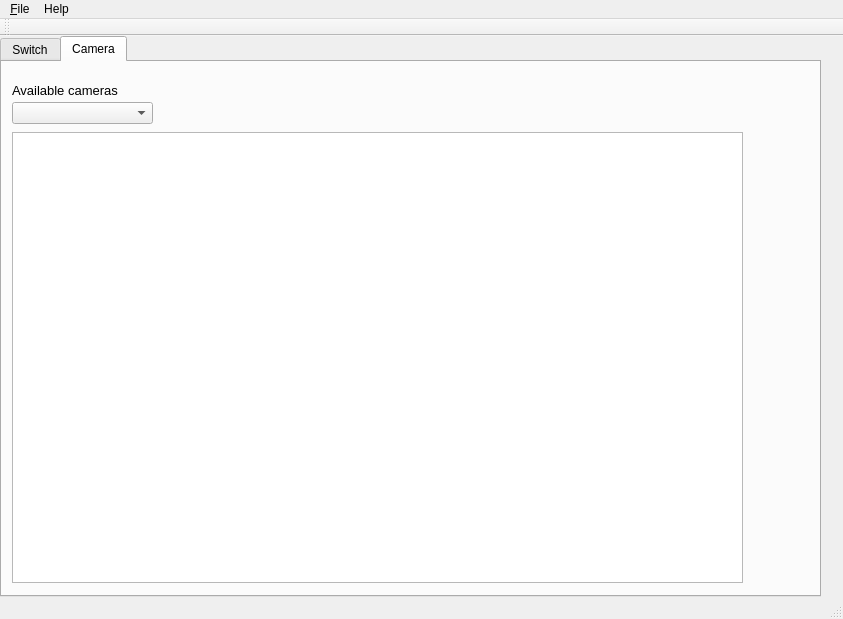
Before: the Qt Designer form clientapps/SensorTest/mainwindow.ui in keigezellig/fruitHAP, drawn with Qt 5.
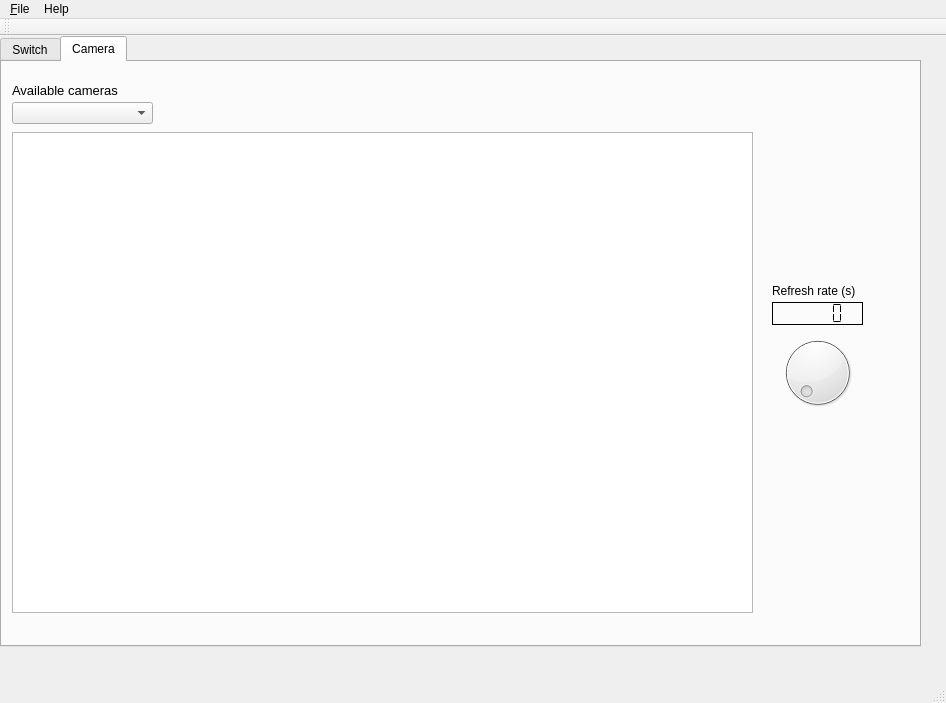
After: the same form once the commit is applied.

Commit message: Added refresh timer for the camera

The edit to the form file:
```diff
--- a/clientapps/SensorTest/mainwindow.ui
+++ b/clientapps/SensorTest/mainwindow.ui
@@ -6,8 +6,8 @@
    <rect>
     <x>0</x>
     <y>0</y>
-    <width>843</width>
-    <height>619</height>
+    <width>946</width>
+    <height>703</height>
    </rect>
   </property>
   <property name="windowTitle">
@@ -25,8 +25,8 @@
      <rect>
       <x>0</x>
       <y>0</y>
-      <width>821</width>
-      <height>561</height>
+      <width>921</width>
+      <height>611</height>
      </rect>
     </property>
     <property name="tabShape">
@@ -161,11 +161,80 @@
        <rect>
         <x>10</x>
         <y>70</y>
-        <width>731</width>
-        <height>451</height>
+        <width>741</width>
+        <height>481</height>
        </rect>
       </property>
      </widget>
+     <widget class="QDial" name="dialRefreshrate">
+      <property name="geometry">
+       <rect>
+        <x>760</x>
+        <y>270</y>
+        <width>111</width>
+        <height>81</height>
+       </rect>
+      </property>
+      <property name="maximum">
+       <number>10000</number>
+      </property>
+      <property name="singleStep">
+       <number>500</number>
+      </property>
+      <property name="pageStep">
+       <number>1</number>
+      </property>
+      <property name="sliderPosition">
+       <number>0</number>
+      </property>
+      <property name="orientation">
+       <enum>Qt::Horizontal</enum>
+      </property>
+      <property name="wrapping">
+       <bool>false</bool>
+      </property>
+      <property name="notchTarget">
+       <double>100.000000000000000</double>
+      </property>
+      <property name="notchesVisible">
+       <bool>false</bool>
+      </property>
+     </widget>
+     <widget class="QLCDNumber" name="lcdNumber">
+      <property name="geometry">
+       <rect>
+        <x>770</x>
+        <y>240</y>
+        <width>91</width>
+        <height>23</height>
+       </rect>
+      </property>
+      <property name="frameShape">
+       <enum>QFrame::Box</enum>
+      </property>
+      <property name="frameShadow">
+       <enum>QFrame::Plain</enum>
+      </property>
+      <property name="segmentStyle">
+       <enum>QLCDNumber::Flat</enum>
+      </property>
+      <property name="intValue" stdset="0">
+       <number>0</number>
+      </property>
+     </widget>
+     <widget class="QLabel" name="label_3">
+      <property name="geometry">
+       <rect>
+        <x>770</x>
+        <y>220</y>
+        <width>101</width>
+        <height>17</height>
+       </rect>
+      </property>
+      <property name="text">
+       <string>Refresh rate (s)</string>
+      </property>
+     </widget>
     </widget>
    </widget>
   </widget>
@@ -174,7 +243,7 @@
     <rect>
      <x>0</x>
      <y>0</y>
-     <width>843</width>
+     <width>946</width>
      <height>27</height>
     </rect>
    </property>
```
Left out of the diff: 16 changed lines with no effect on the pictures. The commit also changes 3 other files.
